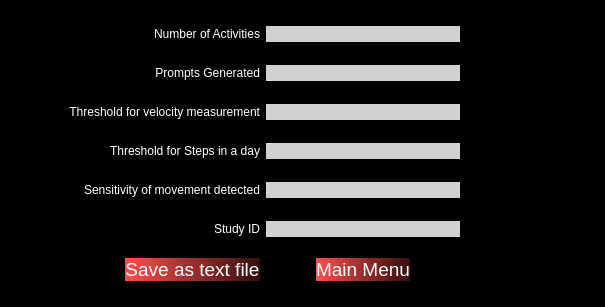
Old version of the form PyQt/pyqt_ui/bed_config.ui in the repository zakerl/Capstone_Project.
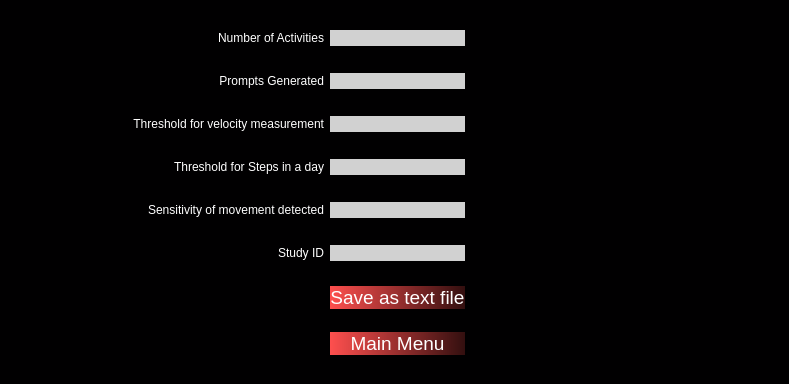
New version of the form.

Commit message: fixed config window

```diff
--- a/PyQt/pyqt_ui/bed_config.ui
+++ b/PyQt/pyqt_ui/bed_config.ui
@@ -6,8 +6,8 @@
    <rect>
     <x>0</x>
     <y>0</y>
-    <width>605</width>
-    <height>307</height>
+    <width>789</width>
+    <height>384</height>
    </rect>
   </property>
   <property name="windowTitle">
@@ -17,7 +17,7 @@
    <string notr="true">background-color: rgb(1,0,1);</string>
   </property>
   <layout class="QGridLayout" name="gridLayout">
-   <item row="0" column="1">
+   <item row="0" column="0">
     <spacer name="horizontalSpacer_2">
      <property name="orientation">
       <enum>Qt::Horizontal</enum>
@@ -30,20 +30,7 @@
      </property>
     </spacer>
    </item>
-   <item row="0" column="2">
-    <widget class="QLabel" name="Activities">
-     <property name="styleSheet">
-      <string notr="true">color: rgb(255, 255, 255);</string>
-     </property>
-     <property name="text">
-      <string>Number of Activities</string>
-     </property>
-     <property name="alignment">
-      <set>Qt::AlignRight|Qt::AlignTrailing|Qt::AlignVCenter</set>
-     </property>
-    </widget>
-   </item>
-   <item row="0" column="3" colspan="3">
+   <item row="0" column="3">
     <widget class="QLineEdit" name="ActivitiesLabel">
      <property name="styleSheet">
       <string notr="true">background-color: rgb(209, 209, 209);
@@ -54,20 +41,7 @@
      </property>
     </widget>
    </item>
-   <item row="0" column="6">
-    <spacer name="horizontalSpacer_12">
-     <property name="orientation">
-      <enum>Qt::Horizontal</enum>
-     </property>
-     <property name="sizeHint" stdset="0">
-      <size>
-       <width>49</width>
-       <height>20</height>
-      </size>
-     </property>
-    </spacer>
-   </item>
-   <item row="1" column="1">
+   <item row="1" column="0">
     <spacer name="horizontalSpacer_13">
      <property name="orientation">
       <enum>Qt::Horizontal</enum>
@@ -80,20 +54,7 @@
      </property>
     </spacer>
    </item>
-   <item row="1" column="2">
-    <widget class="QLabel" name="Prompts">
-     <property name="styleSheet">
-      <string notr="true">color: rgb(255, 255, 255);</string>
-     </property>
-     <property name="text">
-      <string>Prompts Generated</string>
-     </property>
-     <property name="alignment">
-      <set>Qt::AlignRight|Qt::AlignTrailing|Qt::AlignVCenter</set>
-     </property>
-    </widget>
-   </item>
-   <item row="1" column="3" colspan="3">
+   <item row="1" column="3">
     <widget class="QLineEdit" name="PromptsLabel">
      <property name="styleSheet">
       <string notr="true">background-color: rgb(209, 209, 209);
@@ -104,19 +65,6 @@
      </property>
     </widget>
    </item>
-   <item row="1" column="7">
-    <spacer name="horizontalSpacer_20">
-     <property name="orientation">
-      <enum>Qt::Horizontal</enum>
-     </property>
-     <property name="sizeHint" stdset="0">
-      <size>
-       <width>48</width>
-       <height>20</height>
-      </size>
-     </property>
-    </spacer>
-   </item>
    <item row="2" column="0">
     <spacer name="horizontalSpacer_21">
      <property name="orientation">
@@ -143,7 +91,7 @@
      </property>
     </widget>
    </item>
-   <item row="2" column="3" colspan="3">
+   <item row="2" column="3">
     <widget class="QLineEdit" name="ThreshVelLabel">
      <property name="styleSheet">
       <string notr="true">background-color: rgb(209, 209, 209);
@@ -154,19 +102,6 @@
      </property>
     </widget>
    </item>
-   <item row="2" column="8">
-    <spacer name="horizontalSpacer_30">
-     <property name="orientation">
-      <enum>Qt::Horizontal</enum>
-     </property>
-     <property name="sizeHint" stdset="0">
-      <size>
-       <width>48</width>
-       <height>20</height>
-      </size>
-     </property>
-    </spacer>
-   </item>
    <item row="3" column="0">
     <spacer name="horizontalSpacer_31">
      <property name="orientation">
@@ -193,7 +128,7 @@
      </property>
     </widget>
    </item>
-   <item row="3" column="3" colspan="3">
+   <item row="3" column="3">
     <widget class="QLineEdit" name="ThreshStepsLabel">
      <property name="styleSheet">
       <string notr="true">background-color: rgb(209, 209, 209);
@@ -204,19 +139,6 @@
      </property>
     </widget>
    </item>
-   <item row="3" column="6">
-    <spacer name="horizontalSpacer_32">
-     <property name="orientation">
-      <enum>Qt::Horizontal</enum>
-     </property>
-     <property name="sizeHint" stdset="0">
-      <size>
-       <width>49</width>
-       <height>20</height>
-      </size>
-     </property>
-    </spacer>
-   </item>
    <item row="4" column="0">
     <spacer name="horizontalSpacer_33">
      <property name="orientation">
@@ -243,7 +165,7 @@
      </property>
     </widget>
    </item>
-   <item row="4" column="3" colspan="3">
+   <item row="4" column="3">
     <widget class="QLineEdit" name="MovementSensLabel">
      <property name="styleSheet">
       <string notr="true">background-color: rgb(209, 209, 209);
@@ -254,19 +176,6 @@
      </property>
     </widget>
    </item>
-   <item row="4" column="6">
-    <spacer name="horizontalSpacer_34">
-     <property name="orientation">
-      <enum>Qt::Horizontal</enum>
-     </property>
-     <property name="sizeHint" stdset="0">
-      <size>
-       <width>49</width>
-       <height>20</height>
-      </size>
-     </property>
-    </spacer>
-   </item>
    <item row="5" column="0">
     <spacer name="horizontalSpacer_35">
      <property name="orientation">
@@ -280,7 +189,7 @@
      </property>
     </spacer>
    </item>
-   <item row="5" column="3" colspan="3">
+   <item row="5" column="3">
     <widget class="QLineEdit" name="StudyIDLabel">
      <property name="styleSheet">
       <string notr="true">background-color: rgb(209, 209, 209);
@@ -291,20 +200,7 @@
      </property>
     </widget>
    </item>
-   <item row="5" column="6">
-    <spacer name="horizontalSpacer_36">
-     <property name="orientation">
-      <enum>Qt::Horizontal</enum>
-     </property>
-     <property name="sizeHint" stdset="0">
-      <size>
-       <width>49</width>
-       <height>20</height>
-      </size>
-     </property>
-    </spacer>
-   </item>
-   <item row="6" column="1">
+   <item row="6" column="0">
     <spacer name="horizontalSpacer_37">
      <property name="orientation">
       <enum>Qt::Horizontal</enum>
@@ -318,6 +214,19 @@
     </spacer>
    </item>
    <item row="6" column="2">
+    <spacer name="horizontalSpacer_7">
+     <property name="orientation">
+      <enum>Qt::Horizontal</enum>
+     </property>
+     <property name="sizeHint" stdset="0">
+      <size>
+       <width>166</width>
+       <height>20</height>
+      </size>
+     </property>
+    </spacer>
+   </item>
+   <item row="6" column="3">
     <widget class="QPushButton" name="SaveTxt">
      <property name="styleSheet">
       <string notr="true">font-size: 14pt;background-color: qlineargradient(spread:pad, x1:0, y1:0, x2:1, y2:0, stop:0 rgba(254,79,78,255), stop:1 rgba(51,15,15,255));
@@ -331,32 +240,18 @@
      </property>
     </widget>
    </item>
-   <item row="6" column="3">
-    <spacer name="horizontalSpacer">
-     <property name="orientation">
-      <enum>Qt::Horizontal</enum>
-     </property>
-     <property name="sizeHint" stdset="0">
-      <size>
-       <width>48</width>
-       <height>20</height>
-      </size>
-     </property>
-    </spacer>
-   </item>
    <item row="6" column="4">
-    <widget class="QPushButton" name="MainMenuBtn">
-     <property name="styleSheet">
-      <string notr="true">font-size: 14pt;background-color: qlineargradient(spread:pad, x1:0, y1:0, x2:1, y2:0, stop:0 rgba(254,79,78,255), stop:1 rgba(51,15,15,255));
-font: 9pt &quot;Microsoft YaHei UI&quot;;
-color: rgb(255, 255, 255);
-border-style: solid;
-border-radius: 15px;</string>
+    <spacer name="horizontalSpacer_5">
+     <property name="orientation">
+      <enum>Qt::Horizontal</enum>
      </property>
-     <property name="text">
-      <string>Main Menu</string>
+     <property name="sizeHint" stdset="0">
+      <size>
+       <width>123</width>
+       <height>20</height>
+      </size>
      </property>
-    </widget>
+    </spacer>
    </item>
    <item row="6" column="5">
     <spacer name="horizontalSpacer_3">
@@ -371,19 +266,98 @@
      </property>
     </spacer>
    </item>
-   <item row="6" column="6">
-    <spacer name="horizontalSpacer_38">
+   <item row="7" column="0">
+    <spacer name="horizontalSpacer">
      <property name="orientation">
       <enum>Qt::Horizontal</enum>
      </property>
      <property name="sizeHint" stdset="0">
       <size>
-       <width>49</width>
+       <width>48</width>
        <height>20</height>
       </size>
      </property>
     </spacer>
    </item>
+   <item row="7" column="2">
+    <spacer name="horizontalSpacer_8">
+     <property name="orientation">
+      <enum>Qt::Horizontal</enum>
+     </property>
+     <property name="sizeHint" stdset="0">
+      <size>
+       <width>166</width>
+       <height>20</height>
+      </size>
+     </property>
+    </spacer>
+   </item>
+   <item row="7" column="3">
+    <widget class="QPushButton" name="MainMenuBtn">
+     <property name="styleSheet">
+      <string notr="true">font-size: 14pt;background-color: qlineargradient(spread:pad, x1:0, y1:0, x2:1, y2:0, stop:0 rgba(254,79,78,255), stop:1 rgba(51,15,15,255));
+font: 9pt &quot;Microsoft YaHei UI&quot;;
+color: rgb(255, 255, 255);
+border-style: solid;
+border-radius: 15px;</string>
+     </property>
+     <property name="text">
+      <string>Main Menu</string>
+     </property>
+    </widget>
+   </item>
+   <item row="7" column="4">
+    <spacer name="horizontalSpacer_6">
+     <property name="orientation">
+      <enum>Qt::Horizontal</enum>
+     </property>
+     <property name="sizeHint" stdset="0">
+      <size>
+       <width>123</width>
+       <height>20</height>
+      </size>
+     </property>
+    </spacer>
+   </item>
+   <item row="7" column="5">
+    <spacer name="horizontalSpacer_4">
+     <property name="orientation">
+      <enum>Qt::Horizontal</enum>
+     </property>
+     <property name="sizeHint" stdset="0">
+      <size>
+       <width>190</width>
+       <height>20</height>
+      </size>
+     </property>
+    </spacer>
+   </item>
+   <item row="0" column="2">
+    <widget class="QLabel" name="Activities">
+     <property name="styleSheet">
+      <string notr="true">color: rgb(255, 255, 255);</string>
+     </property>
+     <property name="text">
+      <string>Number of Activities</string>
+     </property>
+     <property name="alignment">
+      <set>Qt::AlignRight|Qt::AlignTrailing|Qt::AlignVCenter</set>
+     </property>
+    </widget>
+   </item>
+   <item row="1" column="2">
+    <widget class="QLabel" name="Prompts">
+     <property name="styleSheet">
+      <string notr="true">color: rgb(255, 255, 255);</string>
+     </property>
+     <property name="text">
+      <string>Prompts Generated</string>
+     </property>
+     <property name="alignment">
+      <set>Qt::AlignRight|Qt::AlignTrailing|Qt::AlignVCenter</set>
+     </property>
+    </widget>
+   </item>
    <item row="5" column="2">
     <widget class="QLabel" name="StudyID">
      <property name="styleSheet">
@@ -397,6 +371,84 @@
      </property>
     </widget>
    </item>
+   <item row="5" column="4">
+    <spacer name="horizontalSpacer_36">
+     <property name="orientation">
+      <enum>Qt::Horizontal</enum>
+     </property>
+     <property name="sizeHint" stdset="0">
+      <size>
+       <width>49</width>
+       <height>20</height>
+      </size>
+     </property>
+    </spacer>
+   </item>
+   <item row="4" column="4">
+    <spacer name="horizontalSpacer_34">
+     <property name="orientation">
+      <enum>Qt::Horizontal</enum>
+     </property>
+     <property name="sizeHint" stdset="0">
+      <size>
+       <width>49</width>
+       <height>20</height>
+      </size>
+     </property>
+    </spacer>
+   </item>
+   <item row="3" column="4">
+    <spacer name="horizontalSpacer_32">
+     <property name="orientation">
+      <enum>Qt::Horizontal</enum>
+     </property>
+     <property name="sizeHint" stdset="0">
+      <size>
+       <width>49</width>
+       <height>20</height>
+      </size>
+     </property>
+    </spacer>
+   </item>
+   <item row="2" column="4">
+    <spacer name="horizontalSpacer_30">
+     <property name="orientation">
+      <enum>Qt::Horizontal</enum>
+     </property>
+     <property name="sizeHint" stdset="0">
+      <size>
+       <width>48</width>
+       <height>20</height>
+      </size>
+     </property>
+    </spacer>
+   </item>
+   <item row="1" column="4">
+    <spacer name="horizontalSpacer_20">
+     <property name="orientation">
+      <enum>Qt::Horizontal</enum>
+     </property>
+     <property name="sizeHint" stdset="0">
+      <size>
+       <width>48</width>
+       <height>20</height>
+      </size>
+     </property>
+    </spacer>
+   </item>
+   <item row="0" column="4">
+    <spacer name="horizontalSpacer_12">
+     <property name="orientation">
+      <enum>Qt::Horizontal</enum>
+     </property>
+     <property name="sizeHint" stdset="0">
+      <size>
+       <width>49</width>
+       <height>20</height>
+      </size>
+     </property>
+    </spacer>
+   </item>
   </layout>
  </widget>
  <resources/>
```
The commit also changes 3 other files.
